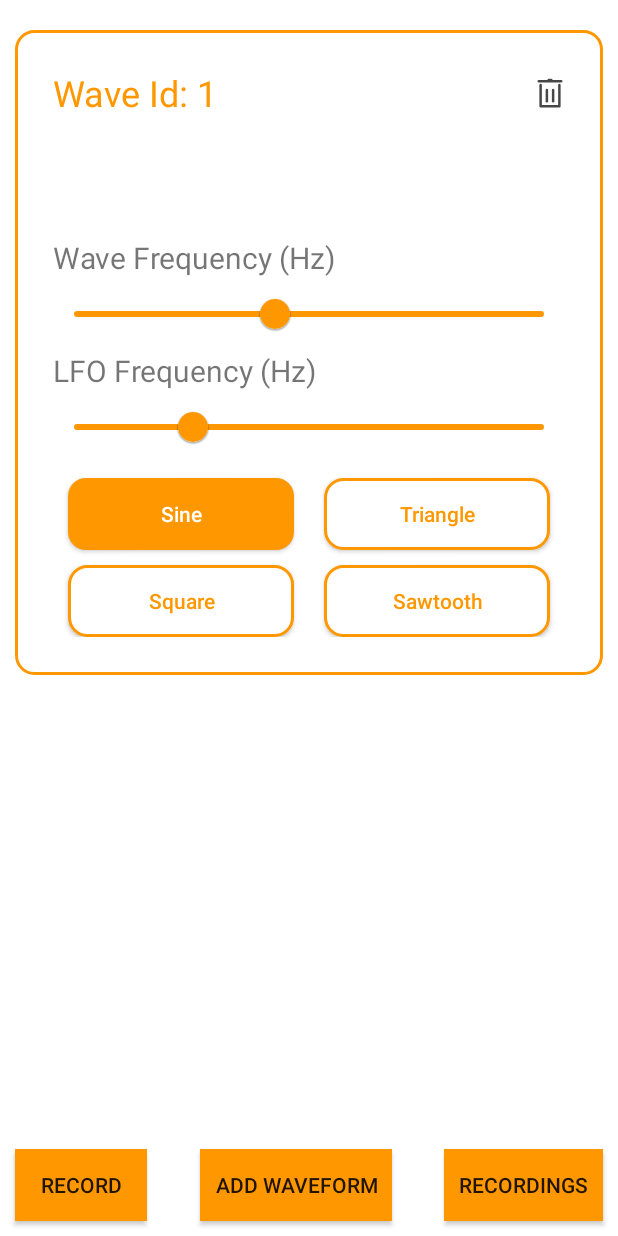
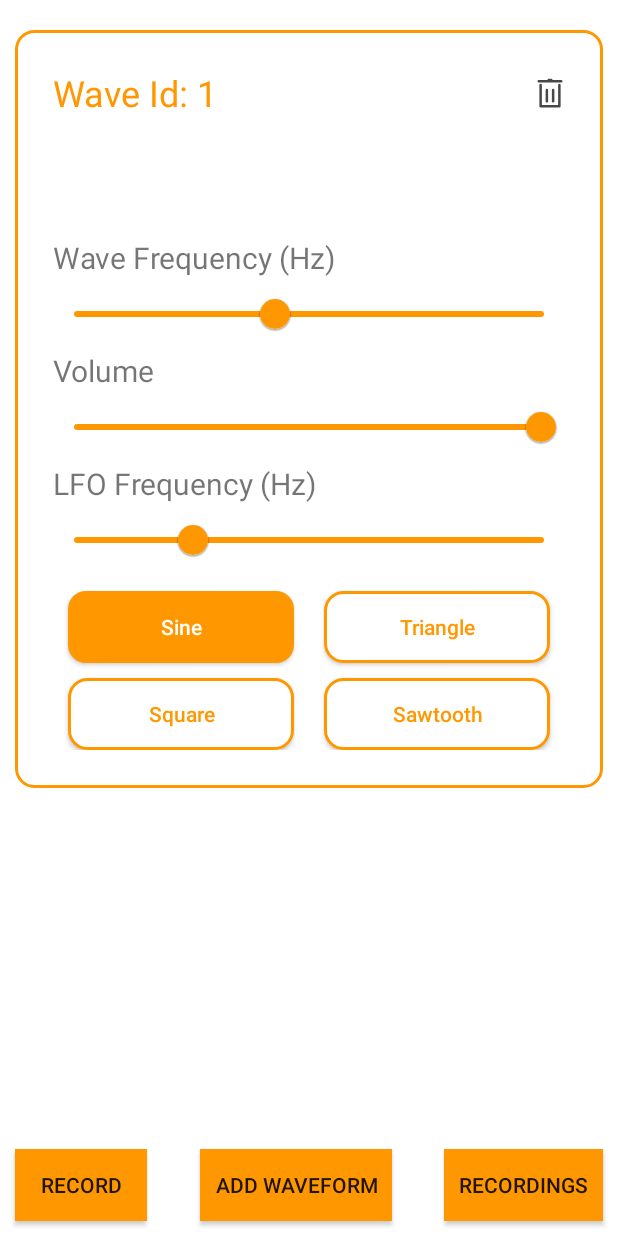
Before and after one commit to Sankar-Ayachitula/Synthesizer-App, an Android app: the screen it shows after launch (MainActivity), after a tap on "ADD WAVEFORM", on a phone screen of 412 x 824 dp. Run offline under Robolectric (Android 15) with nearby library versions, the phone set to English and light mode, and no system bars; 4 statements that could not run were skipped.

Commit message:
Added Volume Slider and functionality to the Recycler item UI and Adapter respectively

```diff
--- a/app/src/main/java/edu/northeastern/synthesizer/adapters/WaveAdapter.java
+++ b/app/src/main/java/edu/northeastern/synthesizer/adapters/WaveAdapter.java
@@ -69,7 +69,8 @@ public class WaveAdapter extends RecyclerView.Adapter<WaveAdapter.WaveViewHolder
 
         Button btnSine, btnTriangle, btnSquare, btnSaw;
         Button[] buttons;
-        Slider freqSlider, lfoSlider;
+        Slider freqSlider, lfoSlider, volumeSlider;
+
         ImageButton deleteButton;
         Context context;
 
@@ -83,6 +84,7 @@ public class WaveAdapter extends RecyclerView.Adapter<WaveAdapter.WaveViewHolder
             btnSaw = itemView.findViewById(R.id.btnSawtooth);
             freqSlider = itemView.findViewById(R.id.freq_slider);
             lfoSlider = itemView.findViewById(R.id.lfo_slider);
+            volumeSlider= itemView.findViewById(R.id.volume_slider);
             waveformView = itemView.findViewById(R.id.waveformView);
             waveIdTv = itemView.findViewById(R.id.waveId_tv);
 
@@ -97,6 +99,8 @@ public class WaveAdapter extends RecyclerView.Adapter<WaveAdapter.WaveViewHolder
 
             freqSlider.setValue(model.frequency);
             lfoSlider.setValue(model.lfoFrequency);
+            volumeSlider.setValue(model.amplitude);
+
             highlightWaveType(WaveType.values()[model.waveType]);
 
             int waveId= model.waveId+1;
@@ -136,6 +140,11 @@ public class WaveAdapter extends RecyclerView.Adapter<WaveAdapter.WaveViewHolder
             lfoSlider.addOnChangeListener((slider, value, fromUser) -> {
                 model.lfoFrequency = value;
                 listener.onWaveLfoChanged(position, model);
+            });
+
+            volumeSlider.addOnChangeListener((slider, value, fromUser) -> {
+                model.amplitude = value;
+                NativeSynth.setWaveAmplitude(model.waveId, value);
             });
 
             deleteButton.setOnClickListener(v -> {
--- a/app/src/main/res/layout/rv_wave_item.xml
+++ b/app/src/main/res/layout/rv_wave_item.xml
@@ -54,6 +54,30 @@
         app:layout_constraintStart_toStartOf="parent"
         app:layout_constraintEnd_toEndOf="parent" />
 
+    <TextView
+        android:id="@+id/volume_tv"
+        android:layout_width="wrap_content"
+        android:layout_height="wrap_content"
+        android:text="Volume"
+        android:textSize="20sp"
+        app:layout_constraintTop_toBottomOf="@id/freq_slider"
+        app:layout_constraintStart_toStartOf="parent" />
+
+    <!-- LFO Slider -->
+    <com.google.android.material.slider.Slider
+        android:id="@+id/volume_slider"
+        android:layout_width="match_parent"
+        android:layout_height="wrap_content"
+        android:value="0"
+        android:valueFrom="0"
+        android:valueTo="1"
+        app:trackColorActive="@color/orange"
+        app:trackColorInactive="@color/orange"
+        app:thumbColor="@color/orange"
+        app:haloColor="@color/orange"
+        app:layout_constraintTop_toBottomOf="@id/volume_tv"
+        app:layout_constraintStart_toStartOf="parent"
+        app:layout_constraintEnd_toEndOf="parent" />
     <!-- LFO Label -->
     <TextView
         android:id="@+id/lfo_frequency_tv"
@@ -61,7 +85,7 @@
         android:layout_height="wrap_content"
         android:text="LFO Frequency (Hz)"
         android:textSize="20sp"
-        app:layout_constraintTop_toBottomOf="@id/freq_slider"
+        app:layout_constraintTop_toBottomOf="@id/volume_slider"
         app:layout_constraintStart_toStartOf="parent" />
 
     <!-- LFO Slider -->
```
